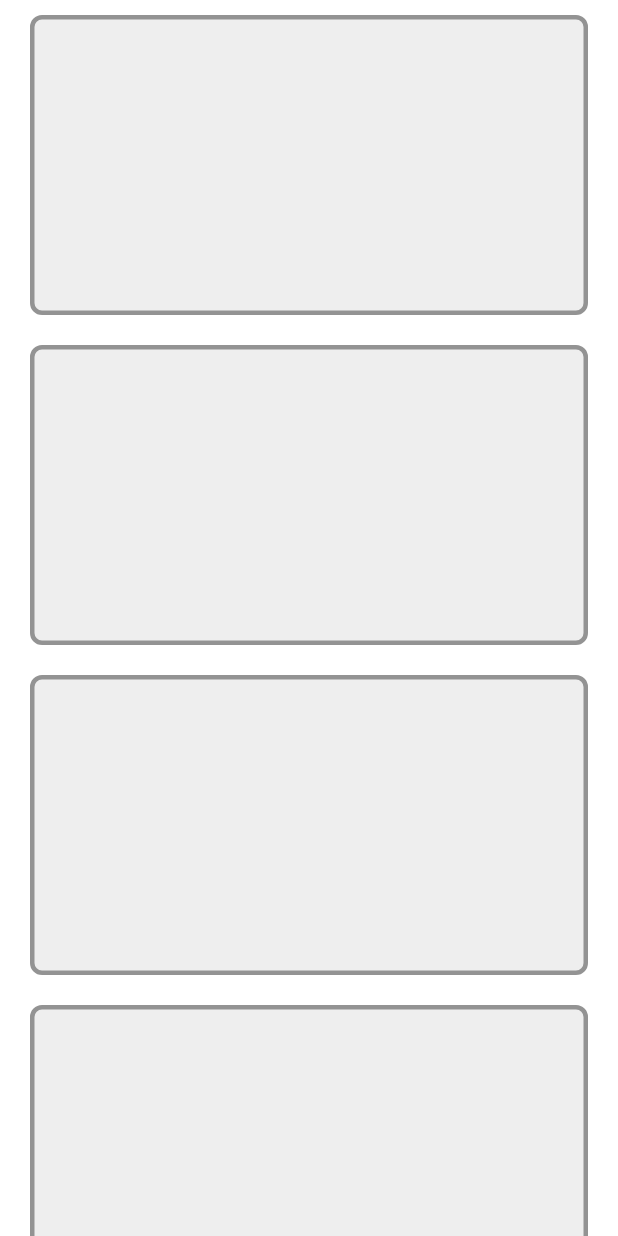
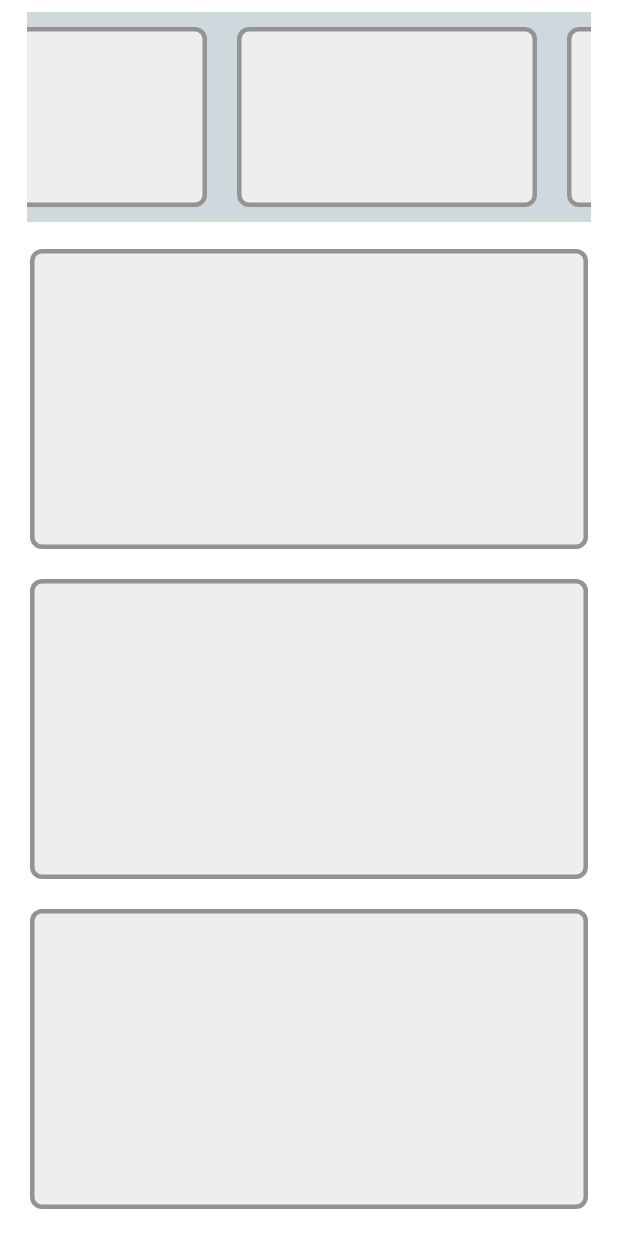
Before and after one commit to fitlaunch/Flutter_UI_Starter, a Flutter app: the HomePage screen opened directly, on a phone screen of 412 x 824 dp. Run offline on Flutter 3.47's test engine with Material 2 defaults, Android fonts, the phone set to English and light mode, and no system bars; our stand-ins replace flutter_riverpod, google_nav_bar.

Commit message:
ui updates

```diff
--- a/lib/constants/themes.dart
+++ b/lib/constants/themes.dart
@@ -6,6 +6,10 @@ final lightTheme = ThemeData(
         onPrimary: Colors.black,
         secondary: Colors.deepOrange,
         onSecondary: Colors.white,
+        tertiary: Colors.black87,
+        onTertiary: Colors.white70,
+        tertiaryContainer: Colors.grey[200],
+        onTertiaryContainer: Colors.grey[800],
       ),
 );
 
@@ -14,6 +18,10 @@ final darkTheme = ThemeData.dark().copyWith(
         primary: Colors.black, //was blueGrey
         onPrimary: Colors.white,
         secondary: Colors.blueGrey,
-        onSecondary: Colors.black, //was white
+        onSecondary: Colors.black,
+        tertiary: Colors.black87,
+        onTertiary: Colors.white70,
+        tertiaryContainer: Colors.grey[200],
+        onTertiaryContainer: Colors.grey[800],
       ),
 );
--- a/lib/main_landing.dart
+++ b/lib/main_landing.dart
@@ -31,7 +31,7 @@ class _MainLandingState extends State<MainLanding> {
   }
 
   final List<Widget> _pages = [
-    const HomePage(),
+    HomePage(),
     const ShopPage(),
     const ProfilePage(),
     const SettingPage(),
--- a/lib/pages/home_page.dart
+++ b/lib/pages/home_page.dart
@@ -11,7 +11,10 @@ Currently it is just showing a vertical list of boxes.
 */
 
 class HomePage extends StatelessWidget {
-  const HomePage({super.key});
+  HomePage({super.key});
+
+  final ScrollController _controller =
+      ScrollController(initialScrollOffset: 90);
 
   @override
   Widget build(BuildContext context) {
@@ -19,6 +22,30 @@ class HomePage extends StatelessWidget {
       backgroundColor: Colors.transparent,
       body: Padding(
         padding: const EdgeInsets.symmetric(horizontal: 10.0),
+        child: Column(
+          children: [
+            Padding(
+              padding: const EdgeInsets.all(8.0),
+              child: Container(
+                color: Colors.blueGrey.withOpacity(.3),
+                height: 140,
+                child: ListView.builder(
+                  controller: _controller,
+                  scrollDirection: Axis.horizontal,
+                  itemCount: 5,
+                  itemBuilder: (context, index) => Container(
+                    width: 200,
+                    margin: const EdgeInsets.all(10),
+                    decoration: BoxDecoration(
+                      border: Border.all(color: Colors.black38, width: 3),
+                      borderRadius: BorderRadius.circular(8),
+                      color: Colors.grey[200],
+                    ),
+                  ),
+                ),
+              ),
+            ),
+            Expanded(
               child: ListView.builder(
                 itemCount: 10,
                 itemBuilder: (context, index) => Container(
@@ -32,6 +59,9 @@ class HomePage extends StatelessWidget {
                 ),
               ),
             ),
+          ],
+        ),
+      ),
     );
   }
 }
```
Also changed, not shown: lib/theme.dart (+32 -30 lines). Lines whose indentation alone changed are shown as unchanged.
